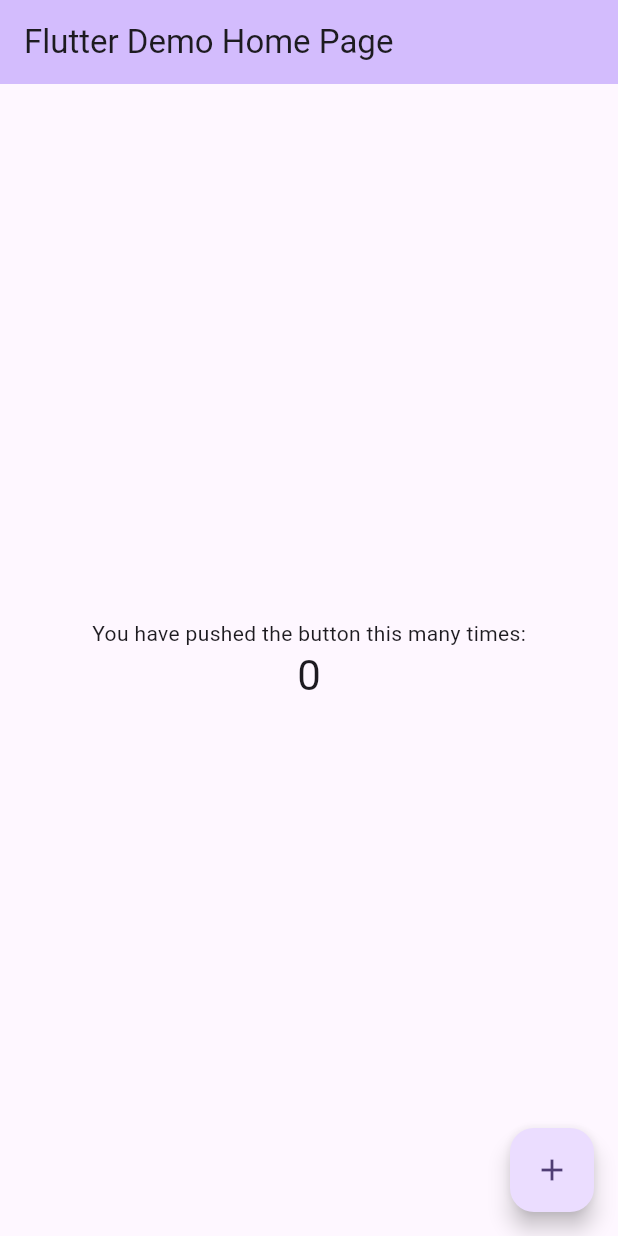
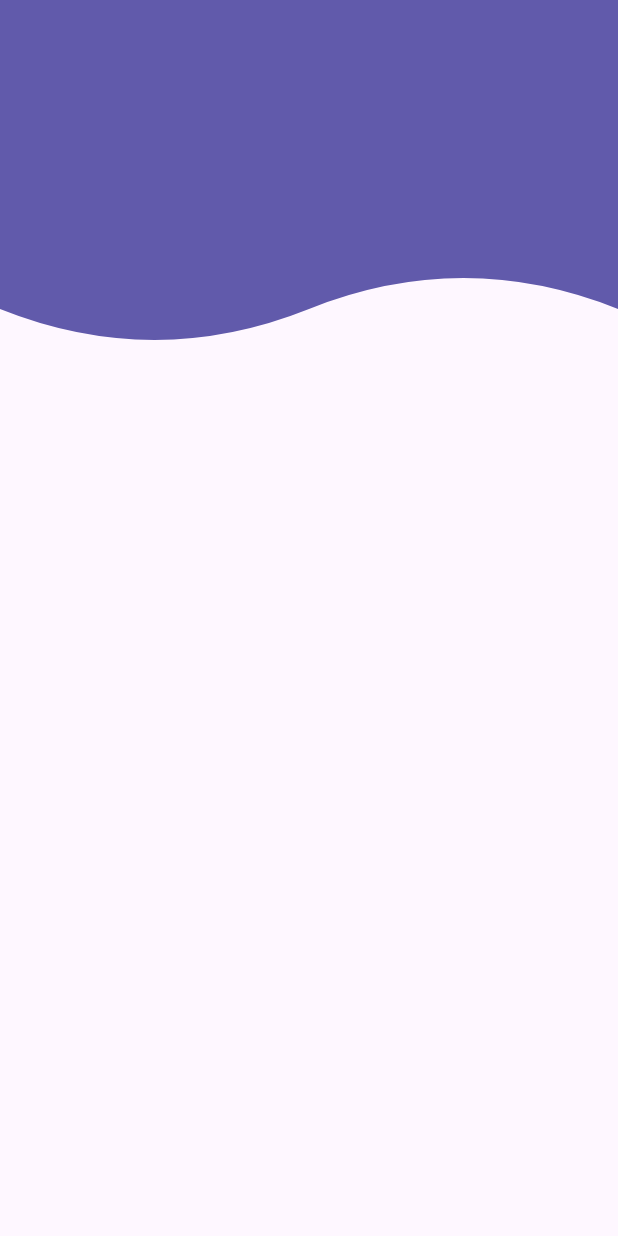
Before and after one commit to AugustoSan/curso_udemy_disenos, a Flutter app: the screen it shows after launch, on a phone screen of 412 x 824 dp. Run offline on Flutter 3.47's test engine with Material 3 defaults, Android fonts, the light colour scheme and no system bars.

Commit message:
se agregan cambios de los headers

```diff
--- a/lib/main.dart
+++ b/lib/main.dart
@@ -1,3 +1,4 @@
+import 'package:curso_udemy_disenos/src/pages/index.dart';
 import 'package:flutter/material.dart';
 
 void main() {
@@ -11,112 +12,12 @@ class MyApp extends StatelessWidget {
   @override
   Widget build(BuildContext context) {
     return MaterialApp(
-      title: 'Flutter Demo',
+      debugShowCheckedModeBanner: false,
+      title: 'Diseños app',
       theme: ThemeData(
-        // This is the theme of your application.
-        //
-        // TRY THIS: Try running your application with "flutter run". You'll see
-        // the application has a purple toolbar. Then, without quitting the app,
-        // try changing the seedColor in the colorScheme below to Colors.green
-        // and then invoke "hot reload" (save your changes or press the "hot
-        // reload" button in a Flutter-supported IDE, or press "r" if you used
-        // the command line to start the app).
-        //
-        // Notice that the counter didn't reset back to zero; the application
-        // state is not lost during the reload. To reset the state, use hot
-        // restart instead.
-        //
-        // This works for code too, not just values: Most code changes can be
-        // tested with just a hot reload.
         colorScheme: .fromSeed(seedColor: Colors.deepPurple),
       ),
-      home: const MyHomePage(title: 'Flutter Demo Home Page'),
+      home: const HeadersPage(),
     );
   }
 }
-
-class MyHomePage extends StatefulWidget {
-  const MyHomePage({super.key, required this.title});
-
-  // This widget is the home page of your application. It is stateful, meaning
-  // that it has a State object (defined below) that contains fields that affect
-  // how it looks.
-
-  // This class is the configuration for the state. It holds the values (in this
-  // case the title) provided by the parent (in this case the App widget) and
-  // used by the build method of the State. Fields in a Widget subclass are
-  // always marked "final".
-
-  final String title;
-
-  @override
-  State<MyHomePage> createState() => _MyHomePageState();
-}
-
-class _MyHomePageState extends State<MyHomePage> {
-  int _counter = 0;
-
-  void _incrementCounter() {
-    setState(() {
-      // This call to setState tells the Flutter framework that something has
-      // changed in this State, which causes it to rerun the build method below
-      // so that the display can reflect the updated values. If we changed
-      // _counter without calling setState(), then the build method would not be
-      // called again, and so nothing would appear to happen.
-      _counter++;
-    });
-  }
-
-  @override
-  Widget build(BuildContext context) {
-    // This method is rerun every time setState is called, for instance as done
-    // by the _incrementCounter method above.
-    //
-    // The Flutter framework has been optimized to make rerunning build methods
-    // fast, so that you can just rebuild anything that needs updating rather
-    // than having to individually change instances of widgets.
-    return Scaffold(
-      appBar: AppBar(
-        // TRY THIS: Try changing the color here to a specific color (to
-        // Colors.amber, perhaps?) and trigger a hot reload to see the AppBar
-        // change color while the other colors stay the same.
-        backgroundColor: Theme.of(context).colorScheme.inversePrimary,
-        // Here we take the value from the MyHomePage object that was created by
-        // the App.build method, and use it to set our appbar title.
-        title: Text(widget.title),
-      ),
-      body: Center(
-        // Center is a layout widget. It takes a single child and positions it
-        // in the middle of the parent.
-        child: Column(
-          // Column is also a layout widget. It takes a list of children and
-          // arranges them vertically. By default, it sizes itself to fit its
-          // children horizontally, and tries to be as tall as its parent.
-          //
-          // Column has various properties to control how it sizes itself and
-          // how it positions its children. Here we use mainAxisAlignment to
-          // center the children vertically; the main axis here is the vertical
-          // axis because Columns are vertical (the cross axis would be
-          // horizontal).
-          //
-          // TRY THIS: Invoke "debug painting" (choose the "Toggle Debug Paint"
-          // action in the IDE, or press "p" in the console), to see the
-          // wireframe for each widget.
-          mainAxisAlignment: .center,
-          children: [
-            const Text('You have pushed the button this many times:'),
-            Text(
-              '$_counter',
-              style: Theme.of(context).textTheme.headlineMedium,
-            ),
-          ],
-        ),
-      ),
-      floatingActionButton: FloatingActionButton(
-        onPressed: _incrementCounter,
-        tooltip: 'Increment',
-        child: const Icon(Icons.add),
-      ),
-    );
-  }
-}
--- /dev/null
+++ b/lib/src/pages/headers_page.dart
@@ -0,0 +1,13 @@
+import 'package:flutter/material.dart';
+import 'package:curso_udemy_disenos/src/widgets/index.dart';
+
+class HeadersPage extends StatelessWidget {
+  const HeadersPage({super.key});
+
+  @override
+  Widget build(BuildContext context) {
+    return Scaffold(
+      body: HeaderWave(),
+    );
+  }
+}
--- /dev/null
+++ b/lib/src/pages/index.dart
@@ -0,0 +1 @@
+export './headers_page.dart';
--- /dev/null
+++ b/lib/src/widgets/index.dart
@@ -0,0 +1 @@
+export './headers.dart';
```
Also changed, not shown: lib/src/widgets/headers.dart (added, +212 -0 lines).
